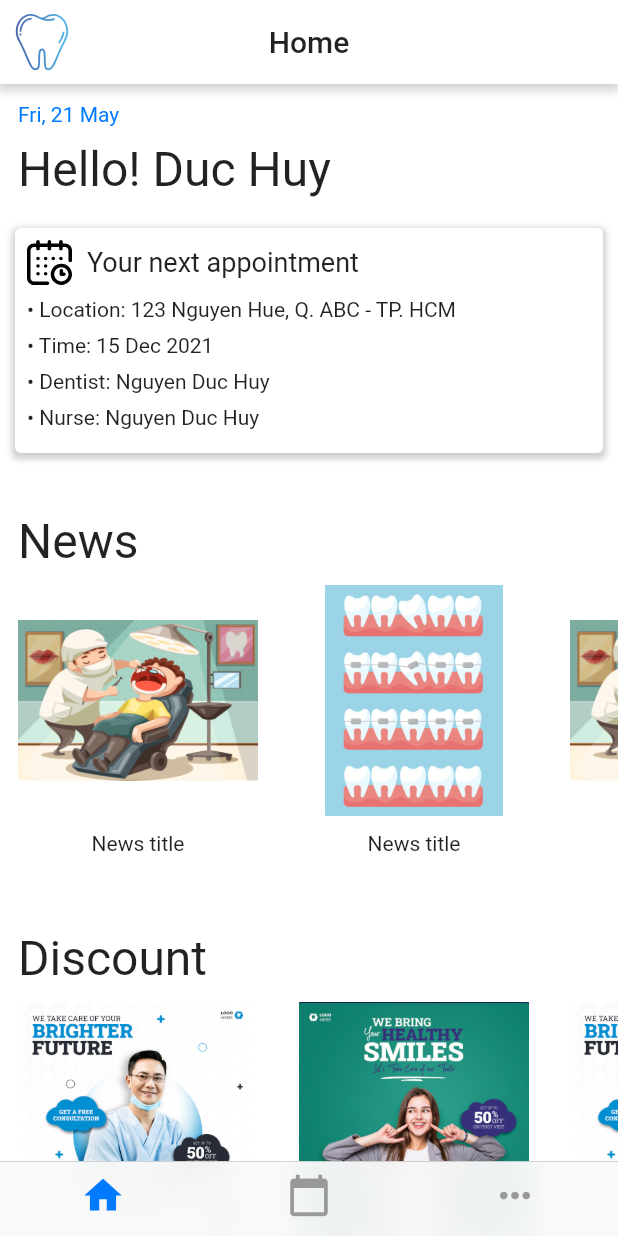
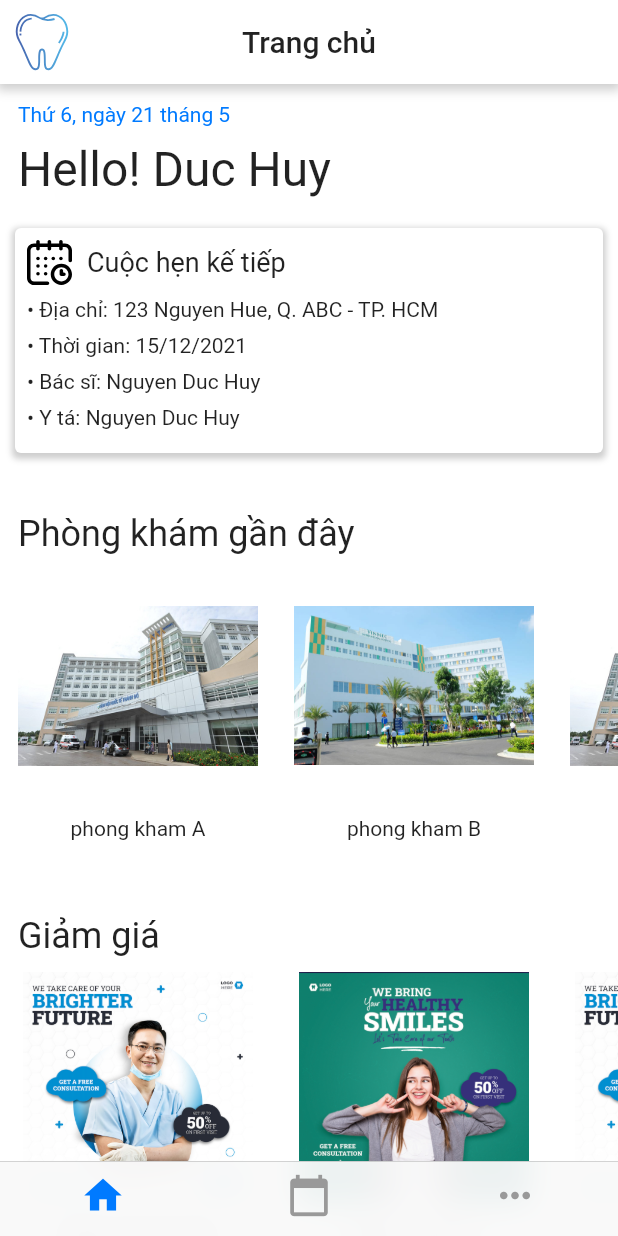
Before and after one commit to BlackHatzz/ClinicBookingApp, a Flutter app: the screen it shows after launch, on a phone screen of 412 x 824 dp. Run offline on Flutter 3.47's test engine with Material 2 defaults, Android fonts, the phone set to English and light mode, and no system bars; our stand-ins replace flutter_svg, google_maps_flutter, table_calendar.

Commit message:
refactor code

```diff
--- a/lib/main.dart
+++ b/lib/main.dart
@@ -1,3 +1,4 @@
+import 'package:clinicbookingapp/views/map/map-page.dart';
 import 'package:flutter/cupertino.dart';
 import 'package:flutter/material.dart';
 import 'package:clinicbookingapp/views/global/main-tab-bar.dart';
--- a/lib/views/home/home.dart
+++ b/lib/views/home/home.dart
@@ -1,5 +1,6 @@
 
 
+import 'package:clinicbookingapp/views/map/map-page.dart';
 import 'package:flutter/cupertino.dart';
 import 'package:flutter/material.dart';
 import 'package:clinicbookingapp/views/home/next-appointment-card.dart';
@@ -13,8 +14,8 @@ class Home extends StatelessWidget {
   Widget build(BuildContext context) {
 
     return Scaffold(
-      appBar: SharedComponent.shared.buildAppBar("Home"),
-      body: buildBody(),
+      appBar: SharedComponent.shared.buildAppBar("Trang chủ"),
+      body: buildBody(context),
     );
   }
 
@@ -58,12 +59,12 @@ class Home extends StatelessWidget {
     return AppBar(
       elevation: 0,
       leading: IconButton(icon: SvgPicture.asset("assets/icons/tooth.svg"), onPressed: () {},),
-      title: Text("Home"),
+//      title: Text("Home"),
       centerTitle: true,
     );
   }
 
-  Widget _createNewsCard(String imageRef) {
+  Widget _createNewsCard(String imageRef, String title) {
     return Padding(
       padding: const EdgeInsets.only(left: 12.0, right: 12.0),
       child: Column(
@@ -79,13 +80,13 @@ class Home extends StatelessWidget {
             ),
           ),
           SizedBox(height: 10,),
-          Text("News title")
+          Text(title)
         ],
       ),
     );
   }
 
-  Container buildBody() {
+  Container buildBody(BuildContext context) {
     return Container(
       color: Colors.white,
       child: SingleChildScrollView(
@@ -95,7 +96,7 @@ class Home extends StatelessWidget {
             // 1
             Padding(
               child: Column(children: <Widget>[
-                Text("Fri, 21 May", style: TextStyle(color: Constants.PRIMARY_COLOR),),
+                Text("Thứ 6, ngày 21 tháng 5", style: TextStyle(color: Constants.PRIMARY_COLOR),),
                 SizedBox(height: 10,),
                 Text("Hello! Duc Huy", style: TextStyle(fontSize: 32),),
               ],
@@ -115,7 +116,7 @@ class Home extends StatelessWidget {
             SizedBox(height: 40,),
             Padding(
               padding: const EdgeInsets.only(left: 12.0),
-              child: Text("News", style: TextStyle(fontSize: 32),),
+              child: Text("Phòng khám gần đây", style: TextStyle(fontSize: 24),),
             ),
             SizedBox(height: 10,),
             //2
@@ -127,10 +128,10 @@ class Home extends StatelessWidget {
                 scrollDirection: Axis.horizontal,
                 children: <Widget>[
 
-                  _createNewsCard(Constants.IMAGE_FOLDER_REF + "den.png"),
-                  _createNewsCard(Constants.IMAGE_FOLDER_REF + "braces.png"),
-                  _createNewsCard(Constants.IMAGE_FOLDER_REF + "den.png"),
-                  _createNewsCard(Constants.IMAGE_FOLDER_REF + "braces.png"),
+                  _createNewsCard(Constants.IMAGE_FOLDER_REF + "hop1.jpg", "phong kham A"),
+                  _createNewsCard(Constants.IMAGE_FOLDER_REF + "hop2.jpg", "phong kham B"),
+                  _createNewsCard(Constants.IMAGE_FOLDER_REF + "hop1.jpg", "phong kham C"),
+                  _createNewsCard(Constants.IMAGE_FOLDER_REF + "hop2.jpg", "phong kham D"),
 
                 ],
               ),
@@ -140,7 +141,7 @@ class Home extends StatelessWidget {
             SizedBox(height: 50,),
             Padding(
               padding: const EdgeInsets.only(left: 12.0),
-              child: Text("Discount", style: TextStyle(fontSize: 32),),
+              child: Text("Giảm giá", style: TextStyle(fontSize: 24),),
             ),
             SizedBox(height: 10,),
             //3
@@ -152,32 +153,14 @@ class Home extends StatelessWidget {
                 scrollDirection: Axis.horizontal,
                 children: <Widget>[
 
-                  _createNewsCard(Constants.IMAGE_FOLDER_REF + "dis1.png"),
-                  _createNewsCard(Constants.IMAGE_FOLDER_REF + "dis2.png"),
-                  _createNewsCard(Constants.IMAGE_FOLDER_REF + "dis1.png"),
-                  _createNewsCard(Constants.IMAGE_FOLDER_REF + "dis2.png"),
+                  _createNewsCard(Constants.IMAGE_FOLDER_REF + "dis1.png", "Giam gia lan dau"),
+                  _createNewsCard(Constants.IMAGE_FOLDER_REF + "dis2.png", "Giam gia thu 2"),
+                  _createNewsCard(Constants.IMAGE_FOLDER_REF + "dis1.png", "giam gia"),
+                  _createNewsCard(Constants.IMAGE_FOLDER_REF + "dis2.png", "giam gia"),
 
                 ],
               ),
             ),
-
-            // 3
-            Image.asset(Constants.HOME_BACKGROUND),
-            SizedBox(height: 10,),
-            Center(child: Text("\"We bring your healthy smile\"", style: TextStyle(fontSize: 14, fontStyle: FontStyle.italic),)),
-
-            // 4
-//            Padding(
-//              padding: const EdgeInsets.only(left: 12, top: 24, right: 12),
-//              child: Column(children: <Widget>[
-//                Text("Your next appointments", style: TextStyle(fontWeight: FontWeight.bold, fontSize: 22),),
-//
-//                InfoCard(),
-//                InfoCard(),
-//
-//
-//              ], crossAxisAlignment: CrossAxisAlignment.start,),
-//            ),
 
             // bottom box
             SizedBox(height: 80,),
--- a/lib/views/home/next-appointment-card.dart
+++ b/lib/views/home/next-appointment-card.dart
@@ -34,22 +34,22 @@ class NextAppointmentCard extends StatelessWidget {
               children: <Widget>[
                 SvgPicture.asset(Constants.CALENDAR_ICON_REF, height: 30.0, width: 30.0,),
                 SizedBox(width: 10,),
-                Text("Your next appointment", style: TextStyle(fontSize: 18, fontWeight: FontWeight.w400),),
+                Text("Cuộc hẹn kế tiếp", style: TextStyle(fontSize: 18, fontWeight: FontWeight.w400),),
               ],
             ),
             SizedBox(height: 8,),
 
             // location of clinic
-            Text("\u2022 Location: 123 Nguyen Hue, Q. ABC - TP. HCM"),
+            Text("\u2022 Địa chỉ: 123 Nguyen Hue, Q. ABC - TP. HCM"),
             SizedBox(height: 8,),
             // time of the next appointment
-            Text("\u2022 Time: 15 Dec 2021"),
+            Text("\u2022 Thời gian: 15/12/2021"),
             SizedBox(height: 8,),
             // dentist info
-            Text("\u2022 Dentist: Nguyen Duc Huy"),
+            Text("\u2022 Bác sĩ: Nguyen Duc Huy"),
             SizedBox(height: 8,),
             // Nurse info
-            Text("\u2022 Nurse: Nguyen Duc Huy"),
+            Text("\u2022 Y tá: Nguyen Duc Huy"),
             SizedBox(height: 8,),
 
           ],
--- a/pubspec.yaml
+++ b/pubspec.yaml
@@ -30,6 +30,7 @@ dependencies:
   cupertino_icons: ^1.0.3
   flutter_svg: ^0.22.0
   table_calendar: ^3.0.0
+  google_maps_flutter: ^2.0.6
 
 dev_dependencies:
   flutter_test:
```
Also changed, not shown: lib/views/map/map-page.dart (+47 -0 lines), pubspec.lock, 3 other files.
